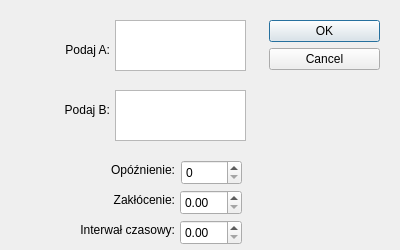
First picture: the form in ProjektUARqt/oknoarx.ui, repository dawib19992/ProjekcikUAR, before the edit.
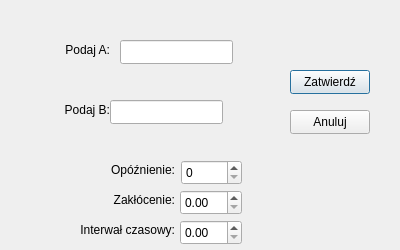
Second picture: the form after the edit.

Diff of the .ui file:
```diff
--- a/ProjektUARqt/oknoarx.ui
+++ b/ProjektUARqt/oknoarx.ui
@@ -25,42 +25,6 @@
   <property name="windowTitle">
    <string>Dialog</string>
   </property>
-  <widget class="QDialogButtonBox" name="buttonBox">
-   <property name="geometry">
-    <rect>
-     <x>269</x>
-     <y>20</y>
-     <width>111</width>
-     <height>250</height>
-    </rect>
-   </property>
-   <property name="orientation">
-    <enum>Qt::Orientation::Vertical</enum>
-   </property>
-   <property name="standardButtons">
-    <set>QDialogButtonBox::StandardButton::Cancel|QDialogButtonBox::StandardButton::Ok</set>
-   </property>
-  </widget>
-  <widget class="QPlainTextEdit" name="plain_a">
-   <property name="geometry">
-    <rect>
-     <x>115</x>
-     <y>20</y>
-     <width>131</width>
-     <height>51</height>
-    </rect>
-   </property>
-  </widget>
-  <widget class="QPlainTextEdit" name="plain_b">
-   <property name="geometry">
-    <rect>
-     <x>115</x>
-     <y>90</y>
-     <width>131</width>
-     <height>51</height>
-    </rect>
-   </property>
-  </widget>
   <widget class="QSpinBox" name="spinbox_opoznienie">
    <property name="geometry">
     <rect>
@@ -174,6 +138,52 @@
     <set>Qt::AlignmentFlag::AlignRight|Qt::AlignmentFlag::AlignTrailing|Qt::AlignmentFlag::AlignVCenter</set>
    </property>
   </widget>
+  <widget class="QPushButton" name="button_zatwiedz">
+   <property name="geometry">
+    <rect>
+     <x>290</x>
+     <y>70</y>
+     <width>80</width>
+     <height>24</height>
+    </rect>
+   </property>
+   <property name="text">
+    <string>Zatwierdź</string>
+   </property>
+  </widget>
+  <widget class="QPushButton" name="button_anuluj">
+   <property name="geometry">
+    <rect>
+     <x>290</x>
+     <y>110</y>
+     <width>80</width>
+     <height>24</height>
+    </rect>
+   </property>
+   <property name="text">
+    <string>Anuluj</string>
+   </property>
+  </widget>
+  <widget class="QLineEdit" name="text_a">
+   <property name="geometry">
+    <rect>
+     <x>120</x>
+     <y>40</y>
+     <width>113</width>
+     <height>24</height>
+    </rect>
+   </property>
+  </widget>
+  <widget class="QLineEdit" name="text_b">
+   <property name="geometry">
+    <rect>
+     <x>110</x>
+     <y>100</y>
+     <width>113</width>
+     <height>24</height>
+    </rect>
+   </property>
+  </widget>
  </widget>
  <resources/>
  <connections>
```
Left out of the diff: 35 changed lines with no effect on the pictures.
